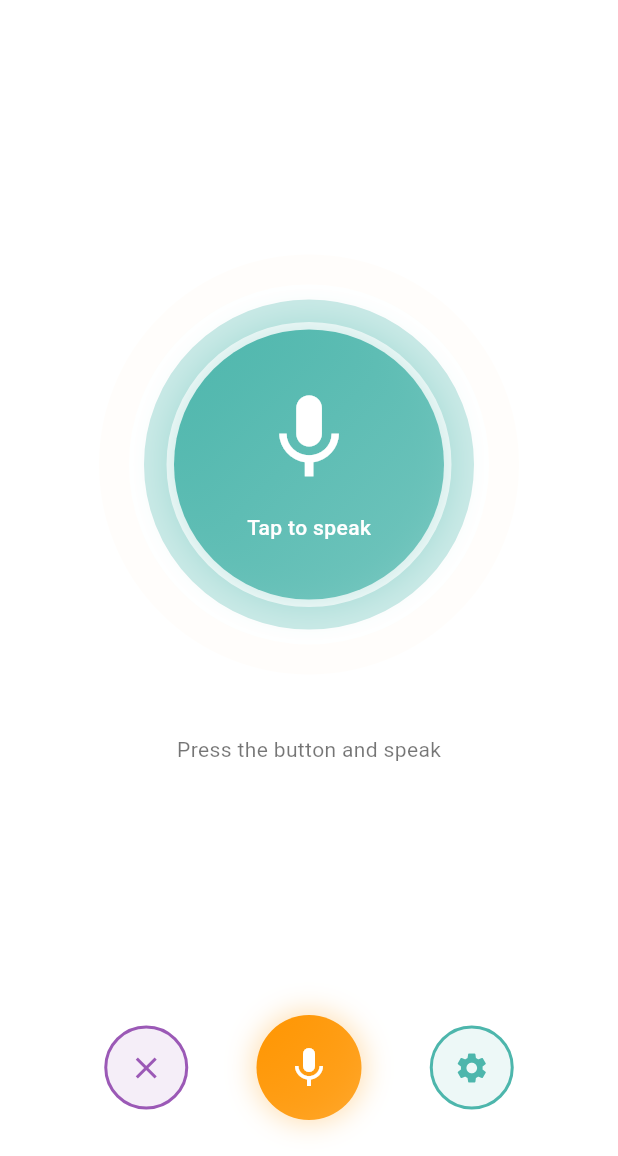
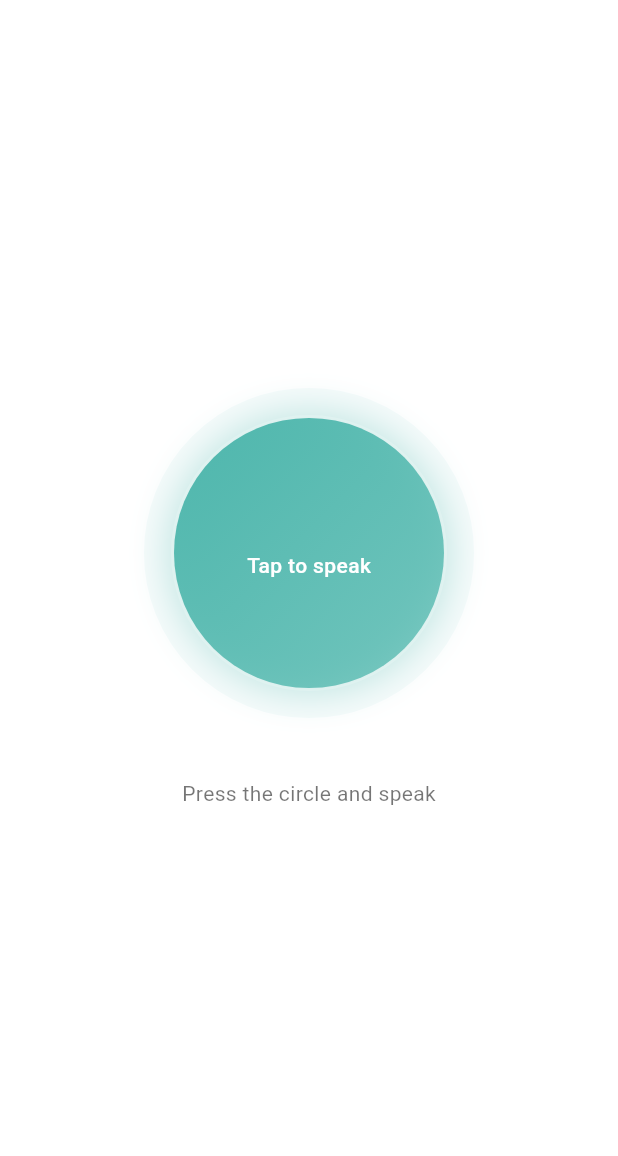
Before and after one commit to kawtharrS/voicera-ai, a Flutter app: the VoiceChatPage screen opened by its route, on a phone screen of 412 x 824 dp, the part 80-1236 px from its top. Run offline on Flutter 3.47's test engine with Material 3 defaults, Android fonts, the phone set to English and light mode, and no system bars.

Commit message:
cleaned the chat.dart

```diff
--- a/mobile/lib/screens/chat/chat.dart
+++ b/mobile/lib/screens/chat/chat.dart
@@ -1,33 +1,34 @@
 import 'dart:math' as math;
 import 'package:flutter/material.dart';
 import 'package:mobile/constants/colors.dart';
-import 'package:mobile/constants/icons.dart';
 import 'package:mobile/constants/paddings.dart';
 
-class VoiceChatPage extends StatefulWidget{
-  const VoiceChatPage({Key? key}) : super(key:key);
+class VoiceChatPage extends StatefulWidget {
+  const VoiceChatPage({Key? key}) : super(key: key);
 
   @override
   State<VoiceChatPage> createState() => VoiceChatState();
 }
 
-class VoiceChatState extends State<VoiceChatPage> with TickerProviderStateMixin{
+class VoiceChatState extends State<VoiceChatPage>
+    with TickerProviderStateMixin {
+
   late AnimationController pulseController;
   late AnimationController waveController;
   bool isRecording = false;
 
   @override
-  void initState()
-  {
+  void initState() {
     super.initState();
+
     pulseController = AnimationController(
       duration: const Duration(milliseconds: 2000),
-      vsync:this,
+      vsync: this,
     )..repeat();
 
     waveController = AnimationController(
       duration: const Duration(milliseconds: 1500),
-      vsync:this,
+      vsync: this,
     )..repeat();
   }
 
@@ -39,17 +40,19 @@ class VoiceChatState extends State<VoiceChatPage> with TickerProviderStateMixin{
   }
 
   @override
-  Widget build(BuildContext context){
+  Widget build(BuildContext context) {
     return Scaffold(
       backgroundColor: Colors.white,
-      body: SafeArea(child: Column(
+      body: SafeArea(
+        child: Column(
           mainAxisAlignment: MainAxisAlignment.spaceBetween,
           children: [
+
             Padding(
               padding: const EdgeInsets.all(16),
               child: Row(
                 mainAxisAlignment: MainAxisAlignment.spaceBetween,
-              children:[
+                children: [
                   IconButton(
                     icon: const Icon(Icons.arrow_back, color: Colors.black87),
                     onPressed: () => Navigator.pop(context),
@@ -57,7 +60,7 @@ class VoiceChatState extends State<VoiceChatPage> with TickerProviderStateMixin{
                   const Text(
                     'Voicera Voice Chat',
                     style: TextStyle(
-                    fontSize:18,
+                      fontSize: 18,
                       fontWeight: FontWeight.w600,
                       color: Colors.black87,
                     ),
@@ -65,59 +68,51 @@ class VoiceChatState extends State<VoiceChatPage> with TickerProviderStateMixin{
                   IconButton(
                     icon: const Icon(Icons.more_vert, color: Colors.black87),
                     onPressed: () {},
-                )
+                  ),
                 ],
-            )),
+              ),
+            ),
+
             Expanded(
               child: Center(
                 child: Column(
                   mainAxisAlignment: MainAxisAlignment.center,
                   children: [
+
                     Stack(
                       alignment: Alignment.center,
                       children: [
-                        // Outer pulse ring
+
                         AnimatedBuilder(
-                          animation:pulseController,
-                          builder: (context, child){
+                          animation: waveController,
+                          builder: (context, child) {
                             return Container(
-                              width:280,
-                              height:280,
+                              width: 220,
+                              height: 220,
                               decoration: BoxDecoration(
-                                shape:BoxShape.circle,
+                                shape: BoxShape.circle,
                                 border: Border.all(
-                                  color: AppColors.orange.withOpacity(0.3 * (1-pulseController.value),),
-                                  width: 20,
+                                  color: AppColors.teal.withOpacity(
+                                    isRecording
+                                        ? 0.2 * (1 - waveController.value)
+                                        : 0.05,
+                                  ),
+                                  width: 18,
                                 ),
                               ),
                             );
                           },
                         ),
-                        // Wave ring
-                        AnimatedBuilder(
-                          animation:waveController,
-                          builder:(context, child){
-                            return Container(
-                              width:220,
-                              height:220,
+
+                        GestureDetector(
+                          onTap: () {
+                            setState(() => isRecording = !isRecording);
+                          },
+                          child: Container(
+                            width: 180,
+                            height: 180,
                             decoration: BoxDecoration(
                               shape: BoxShape.circle,
-                                border: Border.all(
-                                  color: AppColors.teal.withOpacity(
-                                    0.4 * (1-waveController.value),
-                                  ),
-                                  width:15,
-                                ),
-                              ),
-                            );
-                          }
-                        ),
-                        // Main gradient circle
-                        Container(
-                          width:180,
-                          height:180,
-                          decoration: BoxDecoration(
-                            shape:BoxShape.circle,
                               gradient: LinearGradient(
                                 begin: Alignment.topLeft,
                                 end: Alignment.bottomRight,
@@ -129,8 +124,8 @@ class VoiceChatState extends State<VoiceChatPage> with TickerProviderStateMixin{
                               boxShadow: [
                                 BoxShadow(
                                   color: AppColors.teal.withOpacity(0.3),
-                                blurRadius:20,
-                                spreadRadius:5
+                                  blurRadius: 20,
+                                  spreadRadius: 5,
                                 ),
                               ],
                             ),
@@ -138,117 +133,39 @@ class VoiceChatState extends State<VoiceChatPage> with TickerProviderStateMixin{
                               child: Column(
                                 mainAxisAlignment: MainAxisAlignment.center,
                                 children: [
-                                AnimatedBuilder(
-                                  animation: pulseController,
-                                  builder: (context, child){
-                                    return Icon(Icons.mic, size: 60+ (10*math.sin(pulseController.value)),
-                                    color: Colors.white);
-                                  },
-                                ),
-                                SizedBox(height:AppPadding.vP),
-                                Text(isRecording ? 'Listening...':'Tap to speak',
+                                  SizedBox(height: AppPadding.vP),
+                                  Text(
+                                    isRecording
+                                        ? 'Listening...'
+                                        : 'Tap to speak',
                                     style: const TextStyle(
                                       color: Colors.white,
                                       fontSize: 14,
                                       fontWeight: FontWeight.w500,
-                                ),),
+                                    ),
+                                  ),
                                 ],
+                              ),
                             ),
                           ),
                         ),
                       ],
                     ),
-                    const SizedBox(height:40),
-                    Text('Press the button and speak',
-                    style: TextStyle(
+
+                    const SizedBox(height: 40),
+
+                    Text(
+                      isRecording
+                          ? 'Speak clearly into the microphone'
+                          : 'Press the circle and speak',
+                      style: const TextStyle(
                         color: Colors.black54,
-                      fontSize:14,
-                      fontWeight: FontWeight.w400
-                    ))
-                  ]
-                )
-              )
+                        fontSize: 14,
+                        fontWeight: FontWeight.w400,
                       ),
-            Padding(
-              padding: const EdgeInsets.all(24),
-              child: Row(
-                mainAxisAlignment: MainAxisAlignment.spaceEvenly,
-                children: [
-                  GestureDetector(
-                    onTap: () {
-                      setState(() => isRecording = false);
-                    },
-                    child: Container(
-                      width: 56,
-                      height: 56,
-                      decoration: BoxDecoration(
-                        shape: BoxShape.circle,
-                        color: AppColors.purple.withOpacity(0.1),
-                        border: Border.all(
-                          color: AppColors.purple,
-                          width: 2,
-                        ),
-                      ),
-                      child: const Icon(
-                        Icons.close,
-                        color: AppColors.purple,
-                        size: 24,
-                      ),
-                    ),
-                  ),
-                  GestureDetector(
-                    onTap: () {
-                      setState(() => isRecording = !isRecording);
-                    },
-                    child: Container(
-                      width: 70,
-                      height: 70,
-                      decoration: BoxDecoration(
-                        shape: BoxShape.circle,
-                        gradient: LinearGradient(
-                          begin: Alignment.topLeft,
-                          end: Alignment.bottomRight,
-                          colors: [
-                            AppColors.orange,
-                            AppColors.orange.withOpacity(0.8),
-                          ],
-                        ),
-                        boxShadow: [
-                          BoxShadow(
-                            color: AppColors.orange.withOpacity(0.3),
-                            blurRadius: 15,
-                            spreadRadius: 2,
                     ),
                   ],
                 ),
-                      child: Icon(
-                        isRecording ? Icons.stop : Icons.mic,
-                        color: Colors.white,
-                        size: 32,
-                      ),
-                    ),
-                  ),
-                  GestureDetector(
-                    onTap: () {},
-                    child: Container(
-                      width: 56,
-                      height: 56,
-                      decoration: BoxDecoration(
-                        shape: BoxShape.circle,
-                        color: AppColors.teal.withOpacity(0.1),
-                        border: Border.all(
-                          color: AppColors.teal,
-                          width: 2,
-                        ),
-                      ),
-                      child: const Icon(
-                        Icons.settings,
-                        color: AppColors.teal,
-                        size: AppIcons.iconSize,
-                      ),
-                    ),
-                  ),
-                ],
               ),
             ),
           ],
@@ -256,5 +173,4 @@ class VoiceChatState extends State<VoiceChatPage> with TickerProviderStateMixin{
       ),
     );
   }
-
 }
```
Lines whose indentation alone changed are shown as unchanged.
